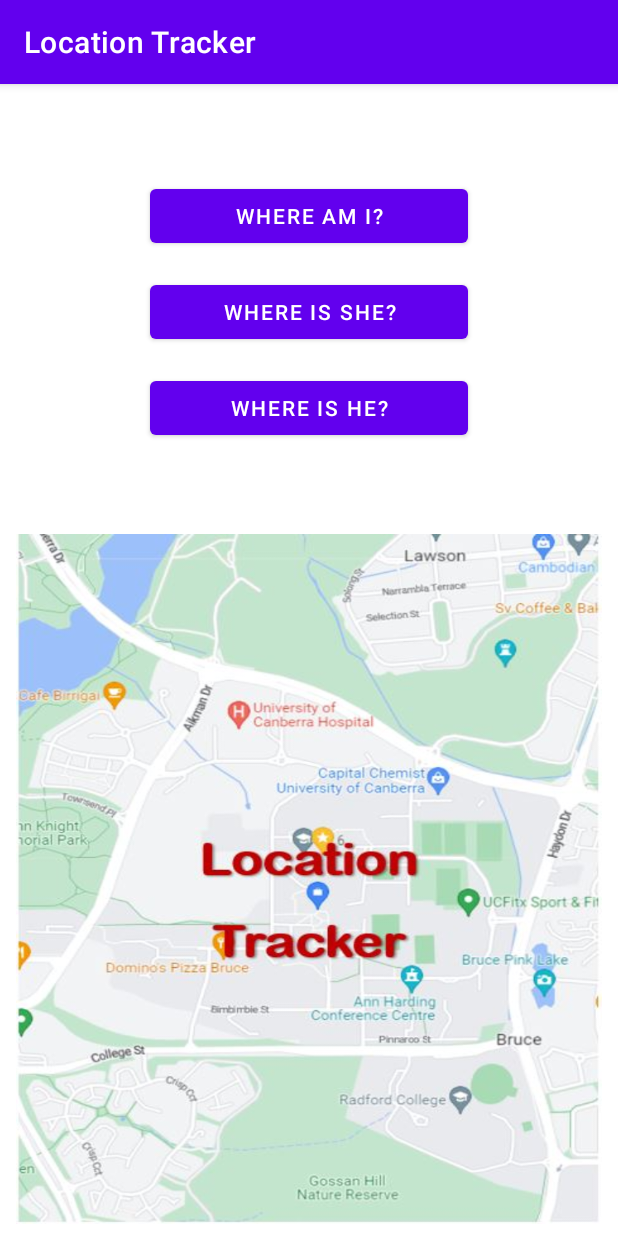
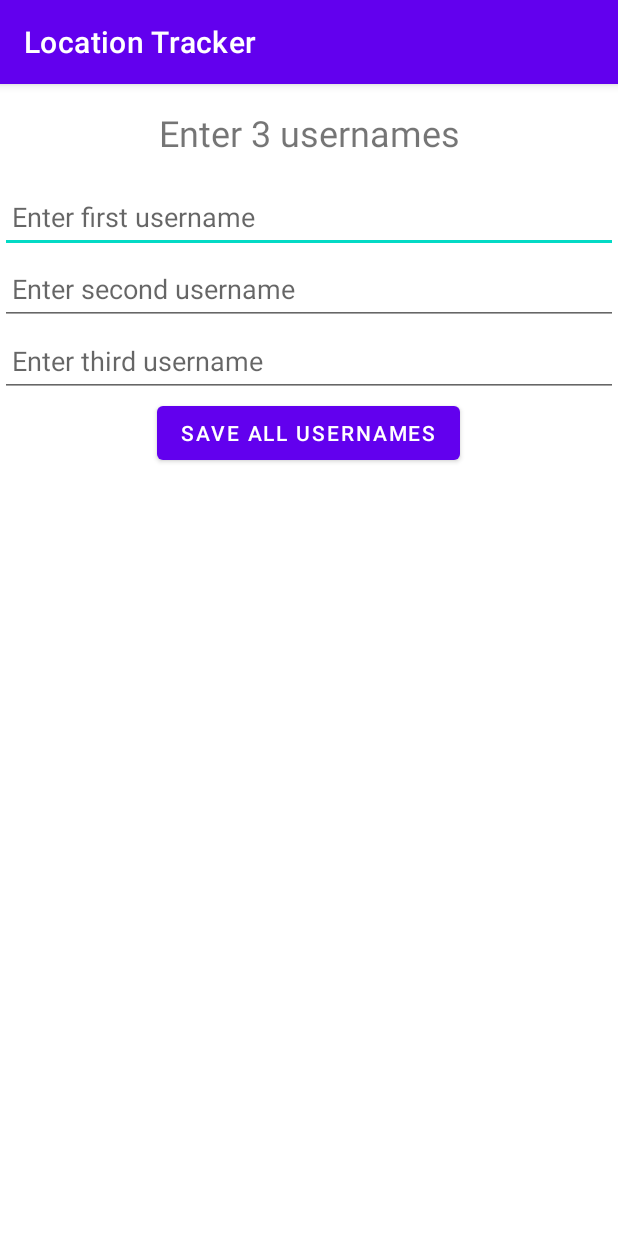
Before and after one commit to jahirsadik/MapActivityAssignment, an Android app: the screen it shows after launch (MainActivity), on a phone screen of 412 x 824 dp. Run offline under Robolectric (Android 15) with nearby library versions, the phone set to English and light mode, and no system bars.

Commit message:
Added the form UI

```diff
--- a/app/src/main/java/com/example/sampleassignment1/MainActivity.java
+++ b/app/src/main/java/com/example/sampleassignment1/MainActivity.java
@@ -1,40 +1,82 @@
 package com.example.sampleassignment1;
 
+import androidx.annotation.NonNull;
 import androidx.appcompat.app.AppCompatActivity;
 
-import android.content.Intent;
 import android.os.Bundle;
 import android.view.View;
-
-import java.util.ArrayList;
+import android.widget.Button;
+import android.widget.EditText;
+import android.widget.LinearLayout;
+import android.widget.RadioButton;
+import android.widget.RadioGroup;
+import android.widget.Toast;
 
 public class MainActivity extends AppCompatActivity {
-    MyLocationPlaceMap myLocationPlaceMap;
-    ArrayList<MyLocationPlace> myLocations = new ArrayList<>();
-    MyLocationPlace myLocation;
+
+    private EditText editText1;
+    private EditText editText2;
+    private EditText editText3;
+    private Button saveButton;
+    private RadioGroup userGroup;
+    private RadioButton radioText1;
+    private RadioButton radioText2;
+    private RadioButton radioText3;
+    private LinearLayout optionalLayout;
+    private Button startButton;
+    private static final String EDIT_TEXT_1_KEY = "editText1";
+    private static final String EDIT_TEXT_2_KEY = "editText2";
+    private static final String EDIT_TEXT_3_KEY = "editText3";
+    private static final String SELECTED_USER = "selectedUser";
+    private static final String OPTIONAL_VISIBILITY = "optionalVisibility";
+
     @Override
     protected void onCreate(Bundle savedInstanceState) {
         super.onCreate(savedInstanceState);
         setContentView(R.layout.activity_main);
 
-        myLocationPlaceMap = new MyLocationPlaceMap(getApplicationContext(), MainActivity.this);
-        myLocationPlaceMap.requestPermissions();
-        myLocationPlaceMap.getLatLngAddress(myLocations);
+        editText1 = findViewById(R.id.username1);
+        editText2 = findViewById(R.id.username2);
+        editText3 = findViewById(R.id.username3);
+        saveButton = findViewById(R.id.save_button);
+        userGroup = findViewById(R.id.userGroup);
+        radioText1 = findViewById(R.id.radioButton);
+        radioText2 = findViewById(R.id.radioButton2);
+        radioText3 = findViewById(R.id.radioButton3);
+        optionalLayout = findViewById(R.id.optionalUI);
+        startButton = findViewById(R.id.start_button);
+
+        if (savedInstanceState != null) {
+            editText1.setText(savedInstanceState.getString(EDIT_TEXT_1_KEY));
+            editText2.setText(savedInstanceState.getString(EDIT_TEXT_2_KEY));
+            editText3.setText(savedInstanceState.getString(EDIT_TEXT_3_KEY));
+            optionalLayout.setVisibility(savedInstanceState.getInt(OPTIONAL_VISIBILITY));
+        }
+
+        saveButton.setOnClickListener(v -> {
+            String text1 = editText1.getText().toString();
+            String text2 = editText2.getText().toString();
+            String text3 = editText3.getText().toString();
+
+            radioText1.setText(text1);
+            radioText2.setText(text2);
+            radioText3.setText(text3);
+
+            optionalLayout.setVisibility(View.VISIBLE);
+
+            // save text1, text2, and text3 to a database or file here
+
+            Toast.makeText(MainActivity.this, "Usernames saved!", Toast.LENGTH_SHORT).show();
+        });
     }
 
-    public void whereAmI (View view) {
-        myLocationPlaceMap.getLatLngAddress(myLocations);
-
-        if (myLocations.size() > 0) {
-            myLocation = myLocations.get(0);
-            myLocations.clear();
-
-            Intent intent = new Intent(this, MapsActivity.class);
-            intent.putExtra("lat", myLocation.getLatitude());
-            intent.putExtra("lng", myLocation.getLongitude());
-            intent.putExtra("addr", myLocation.getAddress());
-            startActivity(intent);
-        }
+    @Override
+    protected void onSaveInstanceState(@NonNull Bundle outState) {
+        super.onSaveInstanceState(outState);
+        outState.putString(EDIT_TEXT_1_KEY, editText1.getText().toString());
+        outState.putString(EDIT_TEXT_2_KEY, editText2.getText().toString());
+        outState.putString(EDIT_TEXT_3_KEY, editText3.getText().toString());
+        outState.putInt(SELECTED_USER, userGroup.getCheckedRadioButtonId());
+        outState.putInt(OPTIONAL_VISIBILITY, optionalLayout.getVisibility());
     }
-
 }
--- /dev/null
+++ b/app/src/main/java/com/example/sampleassignment1/SelectActivity.java
@@ -0,0 +1,40 @@
+package com.example.sampleassignment1;
+
+import androidx.appcompat.app.AppCompatActivity;
+
+import android.content.Intent;
+import android.os.Bundle;
+import android.view.View;
+
+import java.util.ArrayList;
+
+public class SelectActivity extends AppCompatActivity {
+    MyLocationPlaceMap myLocationPlaceMap;
+    ArrayList<MyLocationPlace> myLocations = new ArrayList<>();
+    MyLocationPlace myLocation;
+    @Override
+    protected void onCreate(Bundle savedInstanceState) {
+        super.onCreate(savedInstanceState);
+        setContentView(R.layout.activity_select);
+
+        myLocationPlaceMap = new MyLocationPlaceMap(getApplicationContext(), SelectActivity.this);
+        myLocationPlaceMap.requestPermissions();
+        myLocationPlaceMap.getLatLngAddress(myLocations);
+    }
+
+    public void whereAmI (View view) {
+        myLocationPlaceMap.getLatLngAddress(myLocations);
+
+        if (myLocations.size() > 0) {
+            myLocation = myLocations.get(0);
+            myLocations.clear();
+
+            Intent intent = new Intent(this, MapsActivity.class);
+            intent.putExtra("lat", myLocation.getLatitude());
+            intent.putExtra("lng", myLocation.getLongitude());
+            intent.putExtra("addr", myLocation.getAddress());
+            startActivity(intent);
+        }
+    }
+
+}
--- a/app/src/main/res/layout-land/activity_main.xml
+++ b/app/src/main/res/layout-land/activity_main.xml
@@ -1,62 +1,109 @@
 <?xml version="1.0" encoding="utf-8"?>
-<androidx.constraintlayout.widget.ConstraintLayout xmlns:android="http://schemas.android.com/apk/res/android"
-    xmlns:app="http://schemas.android.com/apk/res-auto"
-    xmlns:tools="http://schemas.android.com/tools"
+<LinearLayout xmlns:android="http://schemas.android.com/apk/res/android"
+    android:orientation="horizontal"
     android:layout_width="match_parent"
-    android:layout_height="match_parent"
-    tools:context=".MainActivity">
+    android:layout_height="match_parent">
 
-    <ImageView
-        android:id="@+id/imageView"
-        android:layout_width="390dp"
-        android:layout_height="0dp"
-        android:layout_marginTop="8dp"
-        android:layout_marginEnd="8dp"
-        android:layout_marginBottom="8dp"
-        android:scaleX="1.5"
-        app:layout_constraintBottom_toBottomOf="parent"
-        app:layout_constraintEnd_toEndOf="parent"
-        app:layout_constraintTop_toTopOf="parent"
-        app:layout_constraintVertical_bias="0.0"
-        app:srcCompat="@drawable/main" />
+    <LinearLayout
+        android:layout_width="match_parent"
+        android:layout_height="wrap_content"
+        android:layout_gravity="center_vertical"
+        android:layout_weight="0.5"
+        android:gravity="center_vertical"
+        android:orientation="vertical">
 
-    <Button
-        android:id="@+id/buttonWhereAmI"
-        android:layout_width="0dp"
+        <TextView
+            android:id="@+id/textView"
+            android:layout_width="match_parent"
+            android:layout_height="wrap_content"
+            android:layout_weight="1"
+            android:padding="16dp"
+            android:text="Enter 3 usernames"
+            android:textAlignment="center"
+            android:textSize="24sp" />
+
+        <EditText
+            android:id="@+id/username1"
+            android:layout_width="match_parent"
+            android:layout_height="wrap_content"
+            android:layout_weight="1"
+            android:hint="Enter first username"
+            android:minHeight="48dp"
+            android:paddingHorizontal="8dp" />
+
+        <EditText
+            android:id="@+id/username2"
+            android:layout_width="match_parent"
+            android:layout_height="wrap_content"
+            android:layout_weight="1"
+            android:hint="Enter second username"
+            android:minHeight="48dp"
+            android:paddingHorizontal="8dp" />
+
+        <EditText
+            android:id="@+id/username3"
+            android:layout_width="match_parent"
+            android:layout_height="wrap_content"
+            android:layout_weight="1"
+            android:hint="Enter third username"
+            android:minHeight="48dp"
+            android:paddingHorizontal="8dp" />
+
+        <Button
+            android:id="@+id/save_button"
+            android:layout_width="wrap_content"
+            android:layout_height="wrap_content"
+            android:layout_gravity="center_horizontal"
+            android:text="Save All Usernames" />
+
+    </LinearLayout>
+
+    <LinearLayout
+        android:id="@+id/optionalUI"
+        android:layout_width="match_parent"
         android:layout_height="wrap_content"
-        android:layout_marginStart="100dp"
-        android:layout_marginTop="68dp"
-        android:layout_marginEnd="100dp"
-        android:onClick="whereAmI"
-        android:text="Where am I?"
-        app:layout_constraintEnd_toStartOf="@+id/imageView"
-        app:layout_constraintStart_toStartOf="parent"
-        app:layout_constraintTop_toTopOf="parent" />
+        android:layout_weight="0.5"
+        android:orientation="vertical"
+        android:visibility="invisible">
 
-    <Button
-        android:id="@+id/buttonWhereIsUser2"
-        android:layout_width="0dp"
-        android:layout_height="wrap_content"
-        android:layout_marginStart="100dp"
-        android:layout_marginTop="16dp"
-        android:layout_marginEnd="100dp"
-        android:onClick="whereIsShe"
-        android:text="Where is She?"
-        app:layout_constraintEnd_toStartOf="@+id/imageView"
-        app:layout_constraintHorizontal_bias="0.0"
-        app:layout_constraintStart_toStartOf="parent"
-        app:layout_constraintTop_toBottomOf="@+id/buttonWhereAmI" />
+        <TextView
+            android:id="@+id/textView2"
+            android:layout_width="match_parent"
+            android:layout_height="wrap_content"
+            android:layout_weight="1"
+            android:padding="16dp"
+            android:text="Select Current User"
+            android:textAlignment="center"
+            android:textSize="24sp" />
 
-    <Button
-        android:id="@+id/buttonWhereIsUser3"
-        android:layout_width="0dp"
-        android:layout_height="wrap_content"
-        android:layout_marginStart="100dp"
-        android:layout_marginTop="16dp"
-        android:layout_marginEnd="100dp"
-        android:text="Where is He?"
-        app:layout_constraintEnd_toStartOf="@+id/imageView"
-        app:layout_constraintHorizontal_bias="0.0"
-        app:layout_constraintStart_toStartOf="parent"
-        app:layout_constraintTop_toBottomOf="@+id/buttonWhereIsUser2" />
-</androidx.constraintlayout.widget.ConstraintLayout>
+        <RadioGroup
+            android:id="@+id/userGroup"
+            android:layout_width="match_parent"
+            android:layout_height="wrap_content"
+            android:layout_weight="1">
+
+            <RadioButton
+                android:id="@+id/radioButton"
+                android:layout_width="match_parent"
+                android:layout_height="wrap_content" />
+
+            <RadioButton
+                android:id="@+id/radioButton2"
+                android:layout_width="match_parent"
+                android:layout_height="wrap_content" />
+
+            <RadioButton
+                android:id="@+id/radioButton3"
+                android:layout_width="match_parent"
+                android:layout_height="wrap_content" />
+        </RadioGroup>
+
+        <Button
+            android:id="@+id/start_button"
+            android:layout_width="wrap_content"
+            android:layout_height="wrap_content"
+            android:layout_gravity="center_horizontal"
+            android:text="Start" />
+    </LinearLayout>
+
+</LinearLayout>
--- /dev/null
+++ b/app/src/main/res/layout-land/activity_select.xml
@@ -0,0 +1,62 @@
+<?xml version="1.0" encoding="utf-8"?>
+<androidx.constraintlayout.widget.ConstraintLayout xmlns:android="http://schemas.android.com/apk/res/android"
+    xmlns:app="http://schemas.android.com/apk/res-auto"
+    xmlns:tools="http://schemas.android.com/tools"
+    android:layout_width="match_parent"
+    android:layout_height="match_parent"
+    tools:context=".MainActivity">
+
+    <ImageView
+        android:id="@+id/imageView"
+        android:layout_width="390dp"
+        android:layout_height="0dp"
+        android:layout_marginTop="8dp"
+        android:layout_marginEnd="8dp"
+        android:layout_marginBottom="8dp"
+        android:scaleX="1.5"
+        app:layout_constraintBottom_toBottomOf="parent"
+        app:layout_constraintEnd_toEndOf="parent"
+        app:layout_constraintTop_toTopOf="parent"
+        app:layout_constraintVertical_bias="0.0"
+        app:srcCompat="@drawable/main" />
+
+    <Button
+        android:id="@+id/buttonWhereAmI"
+        android:layout_width="0dp"
+        android:layout_height="wrap_content"
+        android:layout_marginStart="100dp"
+        android:layout_marginTop="68dp"
+        android:layout_marginEnd="100dp"
+        android:onClick="whereAmI"
+        android:text="Where am I?"
+        app:layout_constraintEnd_toStartOf="@+id/imageView"
+        app:layout_constraintStart_toStartOf="parent"
+        app:layout_constraintTop_toTopOf="parent" />
+
+    <Button
+        android:id="@+id/buttonWhereIsUser2"
+        android:layout_width="0dp"
+        android:layout_height="wrap_content"
+        android:layout_marginStart="100dp"
+        android:layout_marginTop="16dp"
+        android:layout_marginEnd="100dp"
+        android:onClick="whereIsShe"
+        android:text="Where is She?"
+        app:layout_constraintEnd_toStartOf="@+id/imageView"
+        app:layout_constraintHorizontal_bias="0.0"
+        app:layout_constraintStart_toStartOf="parent"
+        app:layout_constraintTop_toBottomOf="@+id/buttonWhereAmI" />
+
+    <Button
+        android:id="@+id/buttonWhereIsUser3"
+        android:layout_width="0dp"
+        android:layout_height="wrap_content"
+        android:layout_marginStart="100dp"
+        android:layout_marginTop="16dp"
+        android:layout_marginEnd="100dp"
+        android:text="Where is He?"
+        app:layout_constraintEnd_toStartOf="@+id/imageView"
+        app:layout_constraintHorizontal_bias="0.0"
+        app:layout_constraintStart_toStartOf="parent"
+        app:layout_constraintTop_toBottomOf="@+id/buttonWhereIsUser2" />
+</androidx.constraintlayout.widget.ConstraintLayout>
--- a/app/src/main/res/layout/activity_main.xml
+++ b/app/src/main/res/layout/activity_main.xml
@@ -1,67 +1,107 @@
 <?xml version="1.0" encoding="utf-8"?>
-<androidx.constraintlayout.widget.ConstraintLayout xmlns:android="http://schemas.android.com/apk/res/android"
-    xmlns:app="http://schemas.android.com/apk/res-auto"
-    xmlns:tools="http://schemas.android.com/tools"
+<LinearLayout xmlns:android="http://schemas.android.com/apk/res/android"
+    android:orientation="vertical"
     android:layout_width="match_parent"
-    android:layout_height="match_parent"
-    tools:context=".MainActivity">
+    android:layout_height="match_parent">
 
-    <ImageView
-        android:id="@+id/imageView"
-        android:layout_width="0dp"
-        android:layout_height="460dp"
-        android:layout_marginStart="8dp"
-        android:layout_marginTop="60dp"
-        android:layout_marginEnd="8dp"
-        android:layout_marginBottom="8dp"
-        android:scaleX="1.15"
-        app:layout_constraintBottom_toBottomOf="parent"
-        app:layout_constraintEnd_toEndOf="parent"
-        app:layout_constraintHorizontal_bias="0.0"
-        app:layout_constraintStart_toStartOf="parent"
-        app:layout_constraintTop_toBottomOf="@+id/buttonWhereIsUser3"
-        app:srcCompat="@drawable/main" />
+    <LinearLayout
+        android:layout_width="match_parent"
+        android:layout_height="wrap_content"
+        android:layout_gravity="center_vertical"
+        android:gravity="center_vertical"
+        android:orientation="vertical">
 
-    <Button
-        android:id="@+id/buttonWhereAmI"
-        android:layout_width="0dp"
+        <TextView
+            android:id="@+id/textView"
+            android:layout_width="match_parent"
+            android:layout_height="wrap_content"
+            android:layout_weight="1"
+            android:padding="16dp"
+            android:text="Enter 3 usernames"
+            android:textAlignment="center"
+            android:textSize="24sp" />
+
+        <EditText
+            android:id="@+id/username1"
+            android:layout_width="match_parent"
+            android:layout_height="wrap_content"
+            android:layout_weight="1"
+            android:hint="Enter first username"
+            android:minHeight="48dp"
+            android:paddingHorizontal="8dp" />
+
+        <EditText
+            android:id="@+id/username2"
+            android:layout_width="match_parent"
+            android:layout_height="wrap_content"
+            android:layout_weight="1"
+            android:hint="Enter second username"
+            android:minHeight="48dp"
+            android:paddingHorizontal="8dp" />
+
+        <EditText
+            android:id="@+id/username3"
+            android:layout_width="match_parent"
+            android:layout_height="wrap_content"
+            android:layout_weight="1"
+            android:hint="Enter third username"
+            android:minHeight="48dp"
+            android:paddingHorizontal="8dp" />
+
+        <Button
+            android:id="@+id/save_button"
+            android:layout_width="wrap_content"
+            android:layout_height="wrap_content"
+            android:layout_gravity="center_horizontal"
+            android:text="Save All Usernames" />
+
+    </LinearLayout>
+
+    <LinearLayout
+        android:id="@+id/optionalUI"
+        android:layout_width="match_parent"
         android:layout_height="wrap_content"
-        android:layout_marginStart="100dp"
-        android:layout_marginTop="64dp"
-        android:layout_marginEnd="100dp"
-        android:onClick="whereAmI"
-        android:text="Where am I?"
-        app:layout_constraintEnd_toEndOf="parent"
-        app:layout_constraintStart_toStartOf="parent"
-        app:layout_constraintTop_toTopOf="parent" />
+        android:orientation="vertical"
+        android:visibility="invisible">
 
-    <Button
-        android:id="@+id/buttonWhereIsUser2"
-        android:layout_width="0dp"
-        android:layout_height="wrap_content"
-        android:layout_marginStart="100dp"
-        android:layout_marginTop="16dp"
-        android:layout_marginEnd="100dp"
-        android:onClick="whereIsUser2"
-        android:text="Where is She?"
-        app:layout_constraintEnd_toEndOf="parent"
-        app:layout_constraintHorizontal_bias="0.0"
-        app:layout_constraintStart_toStartOf="parent"
-        app:layout_constraintTop_toBottomOf="@+id/buttonWhereAmI" />
+        <TextView
+            android:id="@+id/textView2"
+            android:layout_width="match_parent"
+            android:layout_height="wrap_content"
+            android:layout_weight="1"
+            android:padding="16dp"
+            android:text="Select Current User"
+            android:textAlignment="center"
+            android:textSize="24sp" />
 
-    <Button
-        android:id="@+id/buttonWhereIsUser3"
-        android:layout_width="0dp"
-        android:layout_height="wrap_content"
-        android:layout_marginStart="100dp"
-        android:layout_marginTop="16dp"
-        android:layout_marginEnd="100dp"
-        android:onClick="whereIsUser3"
-        android:text="Where is He?"
-        app:layout_constraintEnd_toEndOf="parent"
-        app:layout_constraintHorizontal_bias="0.0"
-        app:layout_constraintStart_toStartOf="parent"
-        app:layout_constraintTop_toBottomOf="@+id/buttonWhereIsUser2" />
+        <RadioGroup
+            android:id="@+id/userGroup"
+            android:layout_width="match_parent"
+            android:layout_height="wrap_content"
+            android:layout_weight="1">
 
+            <RadioButton
+                android:id="@+id/radioButton"
+                android:layout_width="match_parent"
+                android:layout_height="wrap_content" />
 
-</androidx.constraintlayout.widget.ConstraintLayout>
+            <RadioButton
+                android:id="@+id/radioButton2"
+                android:layout_width="match_parent"
+                android:layout_height="wrap_content" />
+
+            <RadioButton
+                android:id="@+id/radioButton3"
+                android:layout_width="match_parent"
+                android:layout_height="wrap_content" />
+        </RadioGroup>
+
+        <Button
+            android:id="@+id/start_button"
+            android:layout_width="wrap_content"
+            android:layout_height="wrap_content"
+            android:layout_gravity="center_horizontal"
+            android:text="Start" />
+    </LinearLayout>
+
+</LinearLayout>
--- /dev/null
+++ b/app/src/main/res/layout/activity_select.xml
@@ -0,0 +1,67 @@
+<?xml version="1.0" encoding="utf-8"?>
+<androidx.constraintlayout.widget.ConstraintLayout xmlns:android="http://schemas.android.com/apk/res/android"
+    xmlns:app="http://schemas.android.com/apk/res-auto"
+    xmlns:tools="http://schemas.android.com/tools"
+    android:layout_width="match_parent"
+    android:layout_height="match_parent"
+    tools:context=".MainActivity">
+
+    <ImageView
+        android:id="@+id/imageView"
+        android:layout_width="0dp"
+        android:layout_height="460dp"
+        android:layout_marginStart="8dp"
+        android:layout_marginTop="60dp"
+        android:layout_marginEnd="8dp"
+        android:layout_marginBottom="8dp"
+        android:scaleX="1.15"
+        app:layout_constraintBottom_toBottomOf="parent"
+        app:layout_constraintEnd_toEndOf="parent"
+        app:layout_constraintHorizontal_bias="0.0"
+        app:layout_constraintStart_toStartOf="parent"
+        app:layout_constraintTop_toBottomOf="@+id/buttonWhereIsUser3"
+        app:srcCompat="@drawable/main" />
+
+    <Button
+        android:id="@+id/buttonWhereAmI"
+        android:layout_width="0dp"
+        android:layout_height="wrap_content"
+        android:layout_marginStart="100dp"
+        android:layout_marginTop="64dp"
+        android:layout_marginEnd="100dp"
+        android:onClick="whereAmI"
+        android:text="Where am I?"
+        app:layout_constraintEnd_toEndOf="parent"
+        app:layout_constraintStart_toStartOf="parent"
+        app:layout_constraintTop_toTopOf="parent" />
+
+    <Button
+        android:id="@+id/buttonWhereIsUser2"
+        android:layout_width="0dp"
+        android:layout_height="wrap_content"
+        android:layout_marginStart="100dp"
+        android:layout_marginTop="16dp"
+        android:layout_marginEnd="100dp"
+        android:onClick="whereIsUser2"
+        android:text="Where is She?"
+        app:layout_constraintEnd_toEndOf="parent"
+        app:layout_constraintHorizontal_bias="0.0"
+        app:layout_constraintStart_toStartOf="parent"
+        app:layout_constraintTop_toBottomOf="@+id/buttonWhereAmI" />
+
+    <Button
+        android:id="@+id/buttonWhereIsUser3"
+        android:layout_width="0dp"
+        android:layout_height="wrap_content"
+        android:layout_marginStart="100dp"
+        android:layout_marginTop="16dp"
+        android:layout_marginEnd="100dp"
+        android:onClick="whereIsUser3"
+        android:text="Where is He?"
+        app:layout_constraintEnd_toEndOf="parent"
+        app:layout_constraintHorizontal_bias="0.0"
+        app:layout_constraintStart_toStartOf="parent"
+        app:layout_constraintTop_toBottomOf="@+id/buttonWhereIsUser2" />
+
+
+</androidx.constraintlayout.widget.ConstraintLayout>
```
